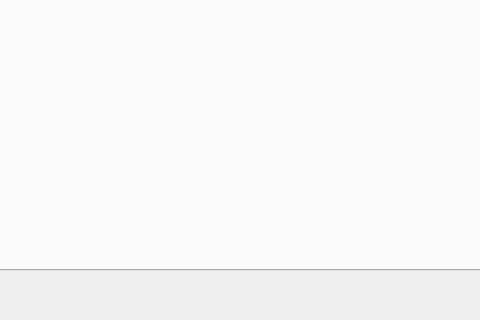
First picture: the form in OneToneQt/OneToneQt/OneToneQt.ui, repository quantum-devices-physics-lab/measurement-instruments-python, before the edit; both pictures show x 457 to 937 and y 386 to 706 of the 1048 by 706 pixel window.
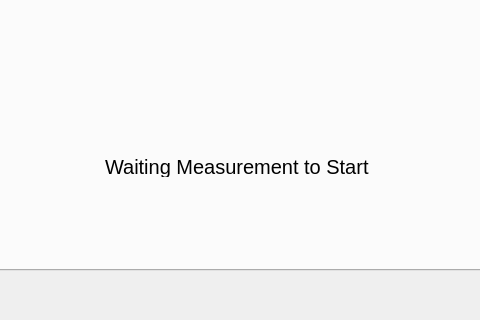
Second picture: the form after the edit.

Commit message: added status label

What changed in the file:
```diff
--- a/OneToneQt/OneToneQt/OneToneQt.ui
+++ b/OneToneQt/OneToneQt/OneToneQt.ui
@@ -306,6 +306,19 @@
        <string>Stop</string>
       </property>
      </widget>
+     <widget class="QLabel" name="measurementStatusLabel">
+      <property name="geometry">
+       <rect>
+        <x>530</x>
+        <y>440</y>
+        <width>271</width>
+        <height>21</height>
+       </rect>
+      </property>
+      <property name="text">
+       <string>Waiting Measurement to Start</string>
+      </property>
+     </widget>
     </widget>
    </widget>
   </widget>
```
The commit also changes 1 other file.
